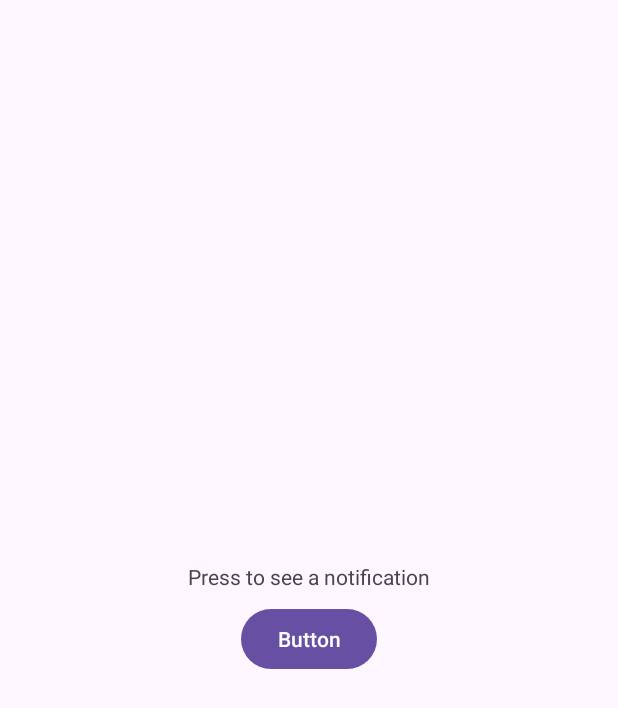
After one commit to TrailCompass/app, an Android app: the NotificationActivity screen opened directly, with no data from a screen before it, on a phone screen of 412 x 824 dp. The commit adds this screen. Shown: the top 708 px of the screen. Run offline under Robolectric (Android 15) with nearby library versions, the phone set to English and light mode, and no system bars.

Commit message:
Notif impl + removing .idea

```diff
--- a/app/build.gradle
+++ b/app/build.gradle
@@ -8,7 +8,7 @@ android {
 
     defaultConfig {
         applicationId "space.itoncek.trailcompass.app"
-        minSdk 26
+        minSdk 33
         targetSdk 35
         versionCode 1
         versionName "1.0"
--- a/app/src/main/java/space/itoncek/trailcompass/app/MainActivity.java
+++ b/app/src/main/java/space/itoncek/trailcompass/app/MainActivity.java
@@ -29,5 +29,9 @@ public class MainActivity extends AppCompatActivity {
             Intent myIntent = new Intent(e.getContext(), QRActivity.class);
             e.getContext().startActivity(myIntent);
         });
+        findViewById(R.id.notif_test).setOnClickListener((e)-> {
+            Intent myIntent = new Intent(e.getContext(), NotificationActivity.class);
+            e.getContext().startActivity(myIntent);
+        });
     }
 }
--- /dev/null
+++ b/app/src/main/java/space/itoncek/trailcompass/app/NotificationActivity.java
@@ -0,0 +1,105 @@
+package space.itoncek.trailcompass.app;
+
+import android.Manifest;
+import android.app.Notification;
+import android.app.NotificationChannel;
+import android.app.NotificationManager;
+import android.content.Intent;
+import android.content.pm.PackageManager;
+import android.graphics.Color;
+import android.os.Build;
+import android.os.Bundle;
+import android.widget.Toast;
+
+import androidx.activity.EdgeToEdge;
+import androidx.activity.result.ActivityResultLauncher;
+import androidx.activity.result.contract.ActivityResultContracts;
+import androidx.appcompat.app.AppCompatActivity;
+import androidx.core.app.ActivityCompat;
+import androidx.core.app.NotificationCompat;
+import androidx.core.app.NotificationManagerCompat;
+import androidx.core.content.ContextCompat;
+import androidx.core.graphics.Insets;
+import androidx.core.view.ViewCompat;
+import androidx.core.view.WindowInsetsCompat;
+
+import java.util.Random;
+
+public class NotificationActivity extends AppCompatActivity {
+
+    private static final String CHANNEL_ID = "main";
+
+    private final ActivityResultLauncher<String> requestPermissionLauncher =
+            registerForActivityResult(new ActivityResultContracts.RequestPermission(), isGranted -> {
+                if (isGranted) {
+                    Toast.makeText(this, "Permission has been granted!", Toast.LENGTH_SHORT).show();
+                    createNotificationChannel();
+                } else {
+                    Intent myIntent = new Intent(this.getBaseContext(), MainActivity.class);
+                    this.getBaseContext().startActivity(myIntent);
+                }
+            });
+
+    @Override
+    protected void onCreate(Bundle savedInstanceState) {
+        super.onCreate(savedInstanceState);
+        EdgeToEdge.enable(this);
+        setContentView(R.layout.activity_notification);
+        ViewCompat.setOnApplyWindowInsetsListener(findViewById(R.id.main), (v, insets) -> {
+            Insets systemBars = insets.getInsets(WindowInsetsCompat.Type.systemBars());
+            v.setPadding(systemBars.left, systemBars.top, systemBars.right, systemBars.bottom);
+            return insets;
+        });
+        checkPerms();
+    }
+
+    private void checkPerms() {
+        if (ContextCompat.checkSelfPermission(
+                getBaseContext(), Manifest.permission.POST_NOTIFICATIONS) ==
+                PackageManager.PERMISSION_GRANTED) {
+            // You can use the API that requires the permission.
+            createNotificationChannel();
+        } else {
+            // You can directly ask for the permission.
+            // The registered ActivityResultCallback gets the result of this request.
+            requestPermissionLauncher.launch(Manifest.permission.POST_NOTIFICATIONS);
+        }
+    }
+
+    private void createNotificationChannel() {
+        // Create the NotificationChannel, but only on API 26+ because
+        // the NotificationChannel class is not in the Support Library.
+        CharSequence name = getString(R.string.channel_name);
+        String description = getString(R.string.channel_description);
+        int importance = NotificationManager.IMPORTANCE_HIGH;
+        NotificationChannel channel = new NotificationChannel(CHANNEL_ID, name, importance);
+        channel.setDescription(description);
+        channel.enableLights(true);
+        channel.setLightColor(Color.valueOf(0,0,128).toArgb());
+        // Register the channel with the system. You can't change the importance
+        // or other notification behaviors after this.
+        NotificationManager notificationManager = getSystemService(NotificationManager.class);
+        notificationManager.createNotificationChannel(channel);
+
+        runOnUiThread(()-> {
+            findViewById(R.id.button).setOnClickListener((v)-> {
+                NotificationCompat.Builder notif = new NotificationCompat.Builder(this, CHANNEL_ID)
+                        .setSmallIcon(R.drawable.icon_foreground)
+                        .setContentTitle("TestNotification")
+                        .setContentText("TestNotificationContent")
+                        .setLights(Color.argb(255,0,0,255),200,200)
+                        .setColor(Color.rgb(13,28,54))
+                        .setColorized(true)
+                        .setPriority(NotificationCompat.PRIORITY_HIGH);
+
+                    // notificationId is a unique int for each notification that you must define.
+                if (ActivityCompat.checkSelfPermission(this, Manifest.permission.POST_NOTIFICATIONS) != PackageManager.PERMISSION_GRANTED) {
+                    checkPerms();
+                    return;
+                }
+                NotificationManagerCompat.from(this).notify(new Random().nextInt(), notif.build());
+
+            });
+        });
+    }
+}
--- /dev/null
+++ b/app/src/main/res/layout/activity_notification.xml
@@ -0,0 +1,33 @@
+<?xml version="1.0" encoding="utf-8"?>
+<androidx.constraintlayout.widget.ConstraintLayout xmlns:android="http://schemas.android.com/apk/res/android"
+    xmlns:app="http://schemas.android.com/apk/res-auto"
+    xmlns:tools="http://schemas.android.com/tools"
+    android:id="@+id/main"
+    android:layout_width="match_parent"
+    android:layout_height="match_parent"
+    tools:context=".NotificationActivity">
+
+    <TextView
+        android:id="@+id/textView2"
+        android:layout_width="wrap_content"
+        android:layout_height="wrap_content"
+        android:text="Press to see a notification"
+        app:layout_constraintBottom_toTopOf="@+id/button"
+        app:layout_constraintEnd_toEndOf="parent"
+        app:layout_constraintHorizontal_bias="0.5"
+        app:layout_constraintStart_toStartOf="parent"
+        app:layout_constraintTop_toTopOf="parent"
+        app:layout_constraintVertical_chainStyle="packed" />
+
+    <Button
+        android:id="@+id/button"
+        android:layout_width="wrap_content"
+        android:layout_height="wrap_content"
+        android:layout_marginTop="8dp"
+        android:text="Button"
+        app:layout_constraintBottom_toBottomOf="parent"
+        app:layout_constraintEnd_toEndOf="parent"
+        app:layout_constraintHorizontal_bias="0.5"
+        app:layout_constraintStart_toStartOf="parent"
+        app:layout_constraintTop_toBottomOf="@+id/textView2" />
+</androidx.constraintlayout.widget.ConstraintLayout>
--- a/app/src/main/res/values/strings.xml
+++ b/app/src/main/res/values/strings.xml
@@ -1,3 +1,5 @@
 <resources>
     <string name="app_name">TrailCompass</string>
+    <string name="channel_name">Main message channel</string>
+    <string name="channel_description">All messages related to TrailCompass go through this one</string>
 </resources>
--- a/build.gradle
+++ b/build.gradle
@@ -1,4 +1,6 @@
 // Top-level build file where you can add configuration options common to all sub-projects/modules.
 plugins {
 alias(libs.plugins.android.application) apply false
+    alias(libs.plugins.kotlin.android) apply false
+    alias(libs.plugins.kotlin.compose) apply false
 }
```
Also changed, not shown: app/src/main/AndroidManifest.xml (+14 -5 lines), app/src/main/res/layout/activity_main.xml (+9 -0 lines), gradle/libs.versions.toml (+37 -0 lines), 1 other file.
